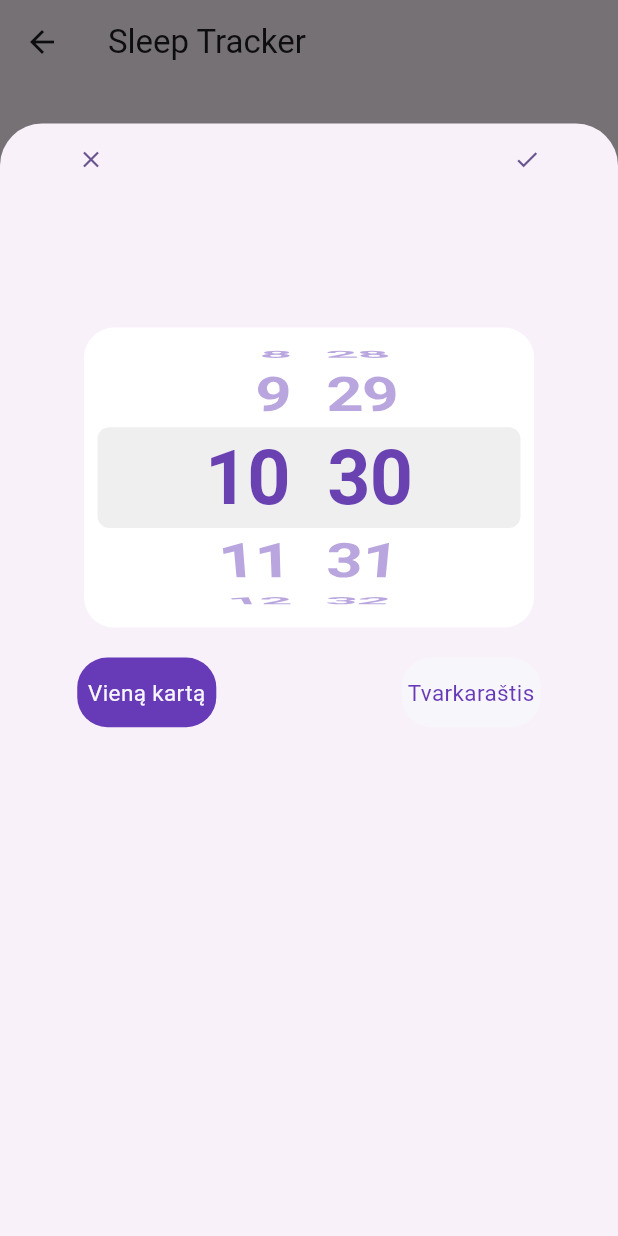
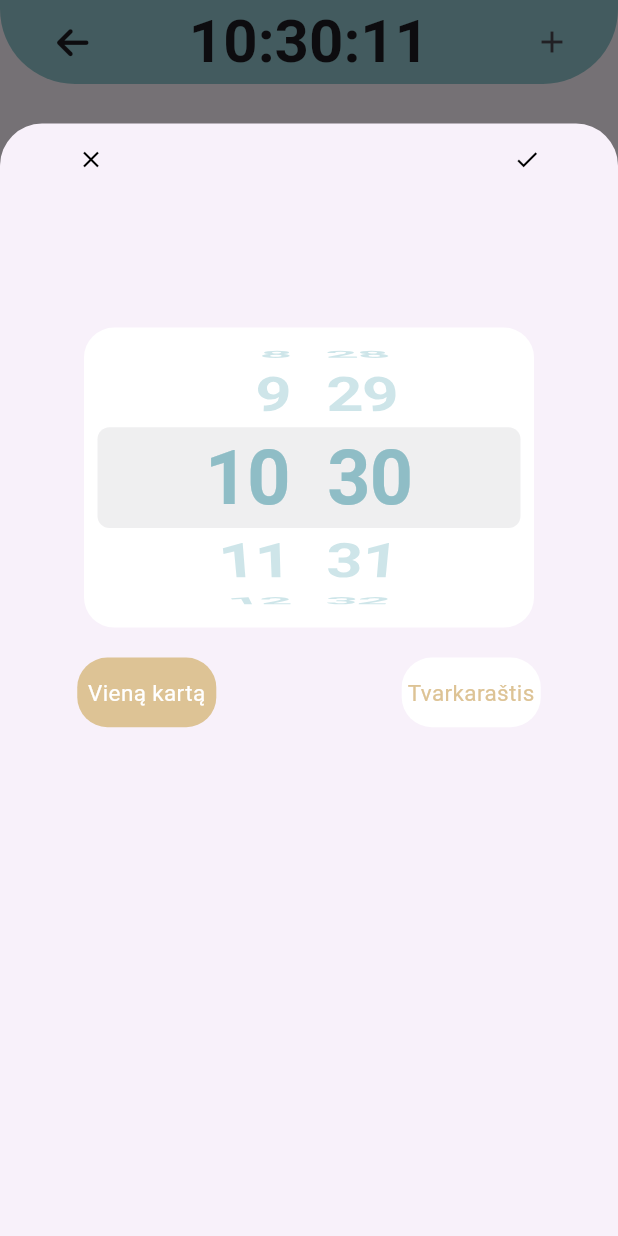
Before and after one commit to shiver225/Senjorams, a Flutter app: the SleepScreen screen opened directly, after a tap on the "add" icon, on a phone screen of 412 x 824 dp. Run offline on Flutter 3.47's test engine with Material 3 defaults, Android fonts, the phone set to English and light mode, and no system bars; our stand-ins replace awesome_notifications, carousel_slider, cloud_firestore, cloud_functions, firebase_auth, firebase_core and 13 more; missing offline and left inert: audio_session, translator; accounts and stored records are empty.

Commit message:
clock design done

```diff
--- a/senjorams/lib/map_ui.dart
+++ b/senjorams/lib/map_ui.dart
@@ -622,7 +622,7 @@ Widget build(BuildContext context) {
             ),
           if (mapLoaded) // Render my location button only if map has finished loading
             Positioned(
-              top: 50, // Position below the app bar
+              top: 100, // Position below the app bar
               right: 0, // Align to the top right corner
               child: Padding(
                 padding: const EdgeInsets.all(16.0),
--- a/senjorams/lib/models/alarm_model.dart
+++ b/senjorams/lib/models/alarm_model.dart
@@ -12,6 +12,7 @@ class Alarm{
   List<String> body;
   bool isSelected = false;
   Color cardColor = Colors.white;
+  Color textColor = Colors.black;
 
   Alarm({
     required this.time,
--- a/senjorams/lib/sleep_ui.dart
+++ b/senjorams/lib/sleep_ui.dart
@@ -1,6 +1,9 @@
+import 'dart:async';
 import 'dart:convert';
 import 'package:flutter/cupertino.dart';
 import 'package:flutter/material.dart';
+import 'package:font_awesome_flutter/font_awesome_flutter.dart';
+import 'package:intl/intl.dart';
 import 'package:senjorams/main.dart';
 import 'package:senjorams/models/alarm_model.dart';
 import 'package:uuid/v1.dart';
@@ -22,11 +25,25 @@ class _SleepScreenState extends State<SleepScreen> {
   TimeOfDay _selectedTimeSleep = TimeOfDay.now();
   TimeOfDay _selectedTimeWakeUp = TimeOfDay(hour: (TimeOfDay.now().hour + 8)%24, minute: TimeOfDay.now().minute);
 
+  late String _timeString = '';
+  late var timer;
+
   @override
   void initState() {
     super.initState();
     _loadData();
+
+    _updateTime(); // Update time initially
+    timer = Timer.periodic(const Duration(seconds: 1), (Timer t) => _updateTime());
   }
+
+  void _updateTime() {
+    final DateTime now = DateTime.now();
+    setState(() {
+      _timeString = DateFormat.Hms().format(now);
+    });
+  }
+
   void _loadData() {
     final String? saved = prefs?.getString('alarmList');
     print(saved);
@@ -44,10 +61,12 @@ class _SleepScreenState extends State<SleepScreen> {
     setState(() {
       if (alarm.isSelected) {
         alarm.cardColor=Colors.white;
+        alarm.textColor = Colors.black;
         alarm.isSelected = false;
         _alarmTrashCan.remove(alarm);
       } else {
         alarm.cardColor=const Color.fromARGB(255, 223, 222, 222);
+        alarm.textColor = Colors.black;
         alarm.isSelected = true;
         alarm.activationDate = DateTime.now();
         _alarmTrashCan.add(alarm);
@@ -70,12 +89,12 @@ class _SleepScreenState extends State<SleepScreen> {
                   mainAxisAlignment: MainAxisAlignment.center,
                   children: <Widget>[
                     TextButton(
-                      child: const Icon(Icons.clear),
+                      child: const Icon(Icons.clear, color: Colors.black,),
                       onPressed: () => Navigator.pop(context),
                     ),
                     SizedBox(width: MediaQuery.of(context).size.width * 0.55),
                     TextButton(
-                      child: const Icon(Icons.check),
+                      child: const Icon(Icons.check, color: Colors.black,),
                       onPressed: () async {
                         setState(() {
                           if(_visableSleepSchedule[1]){
@@ -92,7 +111,7 @@ class _SleepScreenState extends State<SleepScreen> {
                             else{
                               _alarmList.add(Alarm(
                                 time: [_selectedTimeSleep,_selectedTimeWakeUp],
-                                 alarmId: UuidV1().hashCode,
+                                 alarmId: const UuidV1().hashCode,
                                   title: ['Miegas', 'Keltis'],
                                   body: ['Miegas','Keltis'],
                                   enabled: true,
@@ -113,7 +132,7 @@ class _SleepScreenState extends State<SleepScreen> {
                             else{
                               _alarmList.add(Alarm(
                                 time: [_selectedTime ?? TimeOfDay.now()],
-                                  alarmId: UuidV1().hashCode,
+                                  alarmId: const UuidV1().hashCode,
                                   title: ['Miegas'],
                                   body: ['Miegas'],
                                   enabled: true
@@ -133,7 +152,7 @@ class _SleepScreenState extends State<SleepScreen> {
                     ),
                   ],
                 ),
-                SizedBox(height: 20),
+                const SizedBox(height: 20),
                 Visibility(
                   maintainSize: true,
                   maintainAnimation: true,
@@ -151,15 +170,15 @@ class _SleepScreenState extends State<SleepScreen> {
                     buttonHeight: (MediaQuery.of(context).size.width - 36)/10
                   ),
                 ),
-                SizedBox(height: 20),
+                const SizedBox(height: 20),
                 _timePicker(setModalState),
-                SizedBox(height: 20),
+                const SizedBox(height: 20),
                 _inkButtons(
                   isSelected: _visableSleepSchedule,
                   setModalState: setModalState,
                   buttonText: ["Vieną kartą", "Tvarkaraštis"],
                   spacing: MediaQuery.of(context).size.width * 0.3
-                 ),
+                ),
               ],
             ),
           ),
@@ -188,10 +207,14 @@ class _SleepScreenState extends State<SleepScreen> {
                 style: const TextStyle(
                   fontSize: 24,
                   fontWeight: FontWeight.bold,
+                  color: Colors.black,
                 ),
               ),
               subtitle: Text(
-                _alarmList[index].linkedAlarmAmm == 0 ? "Vieną kartą" : "Kasdienis | ${_alarmList[index].time[0].format(context)}"
+                _alarmList[index].linkedAlarmAmm == 0 ? "Vieną kartą" : "Kasdienis | ${_alarmList[index].time[0].format(context)}",
+                style: const TextStyle(
+                color: Colors.black,
+                ),
               ),
               trailing:_alarmTrashCan.isEmpty ? Switch(
                 value: _alarmList[index].enabled,
@@ -204,6 +227,7 @@ class _SleepScreenState extends State<SleepScreen> {
                   await _alarmList[index].updateScheduledNotification();
                   await _saveData();
                 },
+                activeColor: Color.fromARGB(255, 221, 195, 149),
               )
               : Checkbox(
                 value: _alarmList[index].isSelected,
@@ -211,6 +235,7 @@ class _SleepScreenState extends State<SleepScreen> {
                   Feedback.forTap(context);
                   _toggleSelection(_alarmList[index]);
                 },
+                activeColor: Colors.black,
               ),
 
               ),
@@ -233,7 +258,7 @@ class _SleepScreenState extends State<SleepScreen> {
           //using Inkwell widget to create a button
           return InkWell(
               borderRadius: BorderRadius.circular(20),
-              splashColor: Colors.deepPurple.shade100, //the default splashColor is grey
+              splashColor: const Color.fromARGB(255, 204, 177, 130), //the default splashColor is grey
               onTap: () {
                 //set the toggle logic
                 setModalState(() {
@@ -244,7 +269,7 @@ class _SleepScreenState extends State<SleepScreen> {
               },
               child: Ink(
                 decoration: BoxDecoration(
-                  color: isSelected[index] ? Colors.deepPurple : Color.fromARGB(255, 247,246,250),
+                  color: isSelected[index] ? const Color.fromARGB(255, 221, 195, 149) : Colors.white,
                   borderRadius: BorderRadius.circular(20),
                 ),
                 child: Center(
@@ -252,7 +277,7 @@ class _SleepScreenState extends State<SleepScreen> {
                     buttonText[index],
                     textAlign: TextAlign.center,
                     style: TextStyle(
-                      color: isSelected[index] ? Color.fromARGB(255, 247,246,250) : Colors.deepPurple,
+                      color: isSelected[index] ? Colors.white : const Color.fromARGB(255, 221, 195, 149),
                       fontSize: 15,
                     ),
                   ),
@@ -277,8 +302,8 @@ class _SleepScreenState extends State<SleepScreen> {
   ){
     return ToggleButtons(
       renderBorder: false,
-      color: Colors.deepPurple,
-      fillColor: Colors.deepPurple,
+      color: const Color.fromARGB(255, 221, 195, 149),
+      fillColor: const Color.fromARGB(255, 221, 195, 149),
       selectedColor: Colors.white,
       borderRadius: BorderRadius.circular(20),
       isSelected: selectionList,
@@ -335,7 +360,7 @@ class _SleepScreenState extends State<SleepScreen> {
             textTheme: CupertinoTextThemeData(
                 dateTimePickerTextStyle: TextStyle(
                     fontSize: 45,
-                    color: Colors.deepPurple,
+                    color: const Color(0xFF92C7CF),
                     fontWeight: FontWeight.bold,
                 ),
             ),
@@ -370,12 +395,43 @@ class _SleepScreenState extends State<SleepScreen> {
     return Scaffold(
       appBar: _alarmTrashCan.isEmpty ?
       AppBar(
-        title: const Text('Sleep Tracker'),
+        leading: Padding(
+          padding: const EdgeInsets.only(left: 30), // Adjust the left padding as needed
+          child: IconButton(
+            icon: const FaIcon(FontAwesomeIcons.arrowLeft),
+            onPressed: () {
+              Navigator.pop(context);
+            },
+          ),
+        ),
+        actions: [
+          Padding(
+            padding: const EdgeInsets.symmetric(horizontal: 20), // Adjust the padding as needed
+            child: IconButton(
+              icon: const Icon(Icons.add),
+              onPressed: () {
+                _modalScrollPicker(context: context);
+                },// the add thing
+            ),
+          ),
+        ],
+        automaticallyImplyLeading: false,
+        shape: const RoundedRectangleBorder(
+          borderRadius: BorderRadius.vertical(
+            bottom: Radius.circular(50),
+          ),
+        ),
+        backgroundColor: const Color(0xFF92C7CF),
+        title: Text(
+          _timeString,
+          style: const TextStyle(fontSize: 40, fontWeight: FontWeight.bold),
+        ),
+        centerTitle: true,
       )
       :AppBar(
-        backgroundColor: Colors.deepPurple,
+        backgroundColor: const Color(0xFF92C7CF),
         leading: IconButton(
-          icon: const Icon(Icons.clear, color: Colors.white),
+          icon: const Icon(Icons.clear, color: Colors.black),
           onPressed: () {
             for (var element in _alarmTrashCan) {
               element.isSelected = false;
@@ -388,7 +444,7 @@ class _SleepScreenState extends State<SleepScreen> {
         ),
         title: Text(
           _alarmTrashCan.length.toString(),
-          style: const TextStyle(color:Colors.white),
+          style: const TextStyle(color:Colors.black),
         ),
         actions: [
           IconButton(
@@ -402,7 +458,7 @@ class _SleepScreenState extends State<SleepScreen> {
                 await _saveData();
                 setState(() {_alarmTrashCan.clear();});
               },
-              icon: const Icon(Icons.delete, color: Colors.white))
+              icon: const Icon(Icons.delete, color: Colors.black))
         ],
       ),
       body: Padding(
@@ -437,21 +493,21 @@ class _SleepScreenState extends State<SleepScreen> {
           ],
         ),
       ),
-      bottomNavigationBar: Padding(
-        padding: const EdgeInsets.all(12.0),
-        child: ElevatedButton(
-          style: ButtonStyle(
-            shape: MaterialStateProperty.all(CircleBorder()),
-            padding: MaterialStateProperty.all(EdgeInsets.all(20)),
-            backgroundColor: MaterialStateProperty.all(Colors.deepPurple),// <-- Button color
-            overlayColor: MaterialStateProperty.resolveWith<Color?>((states) {
-              if (states.contains(MaterialState.pressed)) return Colors.deepPurple.shade800; // <-- Splash color
-            }),
-          ),
-          onPressed: () => _modalScrollPicker(context: context),
-          child: const Icon(Icons.add, color: Colors.white, size: 24,)
-        ),
-      ),
+      // bottomNavigationBar: Padding(
+      //   padding: const EdgeInsets.all(12.0),
+      //   child: ElevatedButton(
+      //     style: ButtonStyle(
+      //       shape: MaterialStateProperty.all(CircleBorder()),
+      //       padding: MaterialStateProperty.all(EdgeInsets.all(20)),
+      //       backgroundColor: MaterialStateProperty.all(Colors.deepPurple),// <-- Button color
+      //       overlayColor: MaterialStateProperty.resolveWith<Color?>((states) {
+      //         if (states.contains(MaterialState.pressed)) return Colors.deepPurple.shade800; // <-- Splash color
+      //       }),
+      //     ),
+      //     onPressed: () => _modalScrollPicker(context: context),
+      //     child: const Icon(Icons.add, color: Colors.white, size: 24,)
+      //   ),
+      // ),
     );
   }
 }
```
